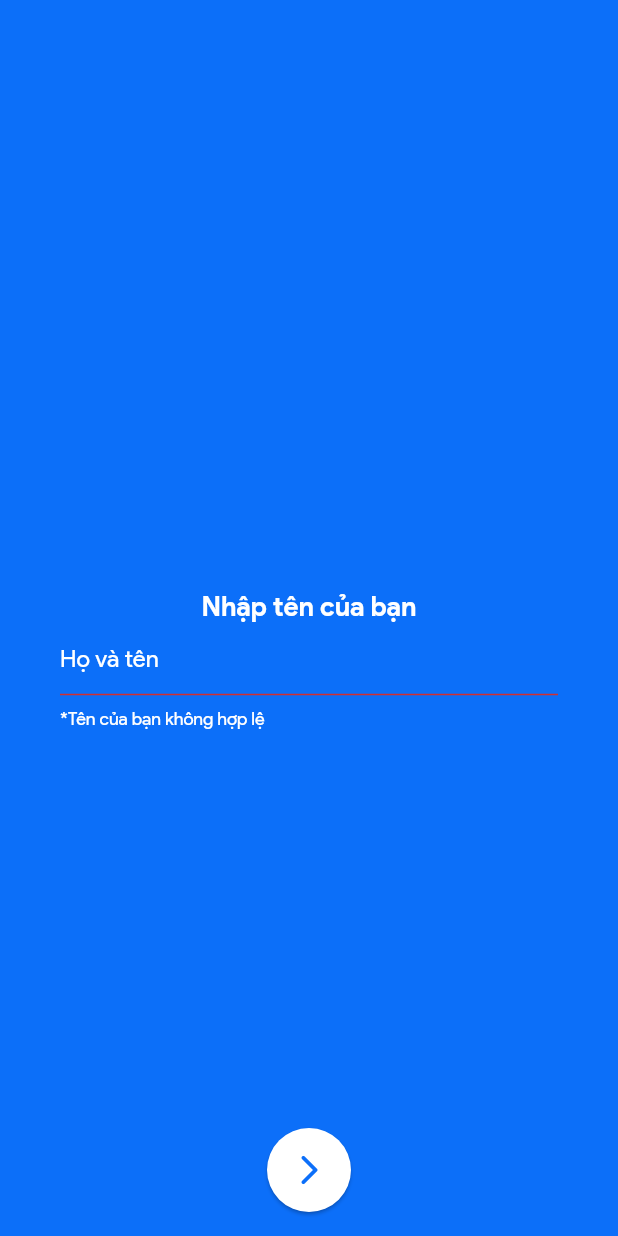
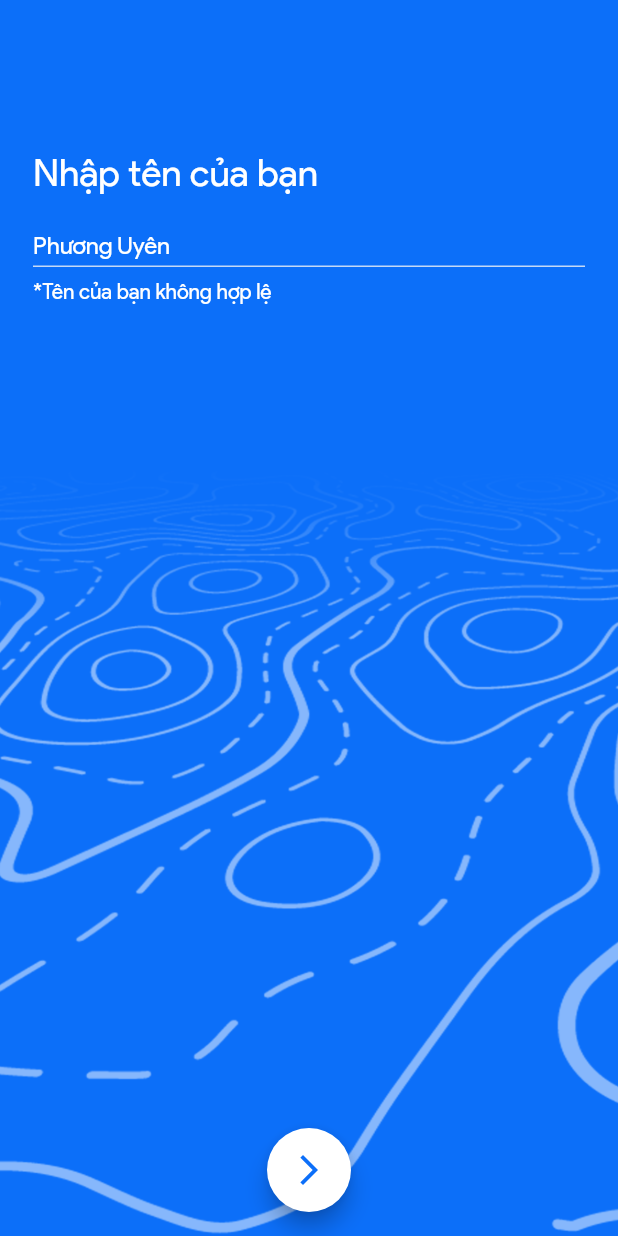
Before and after one commit to TamNguyen8021/Biike-user, a Flutter app: the InputNamePage screen opened directly, on a phone screen of 412 x 824 dp. Run offline on Flutter 3.47's test engine with Material 2 defaults, Android fonts, the light colour scheme and no system bars; our stand-ins replace flutter_multi_formatter, flutter_rating_bar, flutter_svg, intl_phone_field.

Commit message:
[BIIKE-46] [BIIKE-50] Create screen '009-input-name', change background image size in screen '007-input-phone'
Signed-off-by: Tam Nguyen <tamntt8021@gmail.com>

```diff
--- a/lib/main.dart
+++ b/lib/main.dart
@@ -9,12 +9,13 @@ import 'package:bikes_user/pages/finding_biker_fail_page.dart';
 import 'package:bikes_user/pages/finding_biker_page.dart';
 import 'package:bikes_user/pages/finding_biker_success_page.dart';
 import 'package:bikes_user/pages/get_trip_success_page.dart';
+import 'package:bikes_user/pages/input_name_page.dart';
 import 'package:bikes_user/pages/input_phone_page.dart';
 import 'package:bikes_user/pages/keer_feedback_page.dart';
 import 'package:bikes_user/pages/open_page.dart';
 import 'package:bikes_user/pages/trip_history_page.dart';
 import 'package:bikes_user/pages/view_user_page.dart';
-import 'package:bikes_user/pages/welcome.dart';
+import 'package:bikes_user/pages/welcome_page.dart';
 import 'package:bikes_user/utils/custom_colors.dart';
 import 'package:flutter/material.dart';
 
@@ -62,11 +63,12 @@ class Biike extends StatelessWidget {
           inputDecorationTheme: InputDecorationTheme(
               contentPadding: const EdgeInsets.only(top: 12.0),
               labelStyle: TextStyle(fontWeight: FontWeight.normal))),
-      initialRoute: '/welcome',
+      initialRoute: '/inputName',
       routes: {
         '/open': (BuildContext ctx) => OpenPage(),
         '/welcome': (BuildContext ctx) => WelcomePage(),
         '/inputPhone': (BuildContext ctx) => InputPhonePage(),
+        '/inputName': (BuildContext ctx) => InputNamePage(),
         '/history': (BuildContext ctx) => TripHistoryPage(),
         '/driverHome': (BuildContext ctx) => HomePage(
               role: 'Driver',
--- a/lib/pages/input_name_page.dart
+++ b/lib/pages/input_name_page.dart
@@ -4,6 +4,7 @@ import 'package:flutter/material.dart';
 import 'package:flutter/painting.dart';
 import 'package:flutter/services.dart';
 
+/// '009-input-name' screen
 class InputNamePage extends StatefulWidget {
   const InputNamePage({Key? key}) : super(key: key);
 
@@ -11,82 +12,68 @@ class InputNamePage extends StatefulWidget {
   _InputNamePageState createState() => _InputNamePageState();
 }
 
-//the verify phone screen
 class _InputNamePageState extends State<InputNamePage> {
-  // const VerifiPhonePage({Key? key}) : super(key: key);
-  // final String phoneNumber;
-
   @override
   Widget build(BuildContext context) {
     return Scaffold(
-      appBar: AppBar(
-        leading: GestureDetector(
-          onTap: () {
-            Navigator.pop(context);
-          },
-          child: Icon(
-            Icons.arrow_forward_rounded,
-            size: 30,
-            color: CustomColors.kBlue,
-          ),
+      backgroundColor: CustomColors.kBlue,
+      body: Container(
+        decoration: BoxDecoration(
+            image: DecorationImage(
+                image: AssetImage('assets/images/line-map.png'),
+                fit: BoxFit.fill,
+                colorFilter: ColorFilter.mode(
+                    CustomColors.kLightGray.withOpacity(0.5),
+                    BlendMode.dstIn))),
+        child: Column(
+          children: <Widget>[
+            Padding(
+              padding:
+                  const EdgeInsets.only(top: 100.0, left: 22.0, right: 22.0),
+              child: Column(
+                crossAxisAlignment: CrossAxisAlignment.start,
+                children: <Widget>[
+                  Text(CustomStrings.kInputName,
+                      style: TextStyle(
+                        fontSize: 25,
+                        color: Colors.white,
+                      )),
+                  TextFormField(
+                    initialValue: "Phương Uyên",
+                    keyboardType: TextInputType.name,
+                    style: TextStyle(color: Colors.white),
+                    inputFormatters: [
+                      FilteringTextInputFormatter.allow(RegExp(r'\p{L}+'))
+                    ],
+                    decoration: InputDecoration(
+                        errorText: CustomStrings.kErrorName,
+                        errorStyle:
+                            TextStyle(color: Colors.white, fontSize: 14),
+                        contentPadding: const EdgeInsets.only(top: 20.0),
+                        focusedErrorBorder: UnderlineInputBorder(
+                            borderSide: BorderSide(
+                                color:
+                                    CustomColors.kLightGray.withOpacity(0.8))),
+                        errorBorder: UnderlineInputBorder(
+                            borderSide: BorderSide(
+                                color:
+                                    CustomColors.kLightGray.withOpacity(0.8)))),
+                  ),
+                ],
+              ),
+            ),
+          ],
         ),
-        // title: Text(
-        // CustomStrings.kInputName,
-        // textAlign: TextAlign.center,
-        // style: TextStyle(
-        //   fontSize: 18,
-        //   fontWeight: FontWeight.bold,
-        //   color: Colors.white,
-
-        //   ),
-        // ),
-        backgroundColor: CustomColors.kBlue,
-        elevation: 0,
-        centerTitle: true,
-        textTheme: Theme.of(context).textTheme,
       ),
-      backgroundColor: CustomColors.kBlue,
-      body: new Container(
-          padding: const EdgeInsets.all(40.0),
-          child: new Column(
-            mainAxisAlignment: MainAxisAlignment.center,
-            children: <Widget>[
-              new Text(CustomStrings.kInputName,
-                  textAlign: TextAlign.center,
-                  style: TextStyle(
-                    fontSize: 18,
-                    fontWeight: FontWeight.bold,
-                    color: Colors.white,
-                  )),
-              new TextField(
-                decoration: new InputDecoration(
-                    enabledBorder: const OutlineInputBorder(
-                        borderSide:
-                            const BorderSide(color: Colors.white, width: 0.5)),
-                    labelText: CustomStrings.kEnterName,
-                    hintText: CustomStrings.kHintName,
-                    labelStyle: TextStyle(color: Colors.white),
-                    errorText: CustomStrings.kErrorName,
-                    errorStyle: TextStyle(color: Colors.white)),
-                onChanged: (value) {},
-                // maxLength: 50,
-                keyboardType: TextInputType.name,
-                readOnly: false,
-                inputFormatters: <TextInputFormatter>[
-                  FilteringTextInputFormatter.singleLineFormatter
-                ],
-              )
-            ],
-          )),
       floatingActionButton: FloatingActionButton(
-        elevation: 1.0,
         onPressed: () {},
         backgroundColor: Colors.white,
-        foregroundColor: CustomColors.kBlue,
-        child: const Icon(Icons.arrow_forward_ios_rounded),
+        child: Icon(
+          Icons.arrow_forward_ios,
+          color: CustomColors.kBlue,
+        ),
       ),
       floatingActionButtonLocation: FloatingActionButtonLocation.centerFloat,
-      bottomNavigationBar: BottomAppBar(),
     );
   }
 }
--- a/lib/pages/input_phone_page.dart
+++ b/lib/pages/input_phone_page.dart
@@ -21,7 +21,7 @@ class _InputPhonePageState extends State<InputPhonePage> {
         decoration: BoxDecoration(
             image: DecorationImage(
                 image: AssetImage('assets/images/line-map.png'),
-                fit: BoxFit.fitWidth,
+                fit: BoxFit.fill,
                 colorFilter: ColorFilter.mode(
                     CustomColors.kLightGray.withOpacity(0.5),
                     BlendMode.dstIn))),
--- a/lib/utils/custom_strings.dart
+++ b/lib/utils/custom_strings.dart
@@ -11,10 +11,8 @@ class CustomStrings {
   static const String kInputPhoneNumber = "Nhập số điện thoại";
   static const String kErrorInputPhoneNumber = "*sdt của bạn không hợp lệ";
 
-  //Input name screen
+  // '009-input-name' screen
   static const String kInputName = "Nhập tên của bạn";
-  static const String kEnterName = "Họ và tên";
-  static const String kHintName = "";
   static const String kErrorName = "*Tên của bạn không hợp lệ";
 
   //Choose mode screen
```
Also changed, not shown: lib/pages/input_name.dart (deleted, +0 -84 lines), lib/pages/welcome_page.dart (renamed from lib/pages/welcome.dart).
